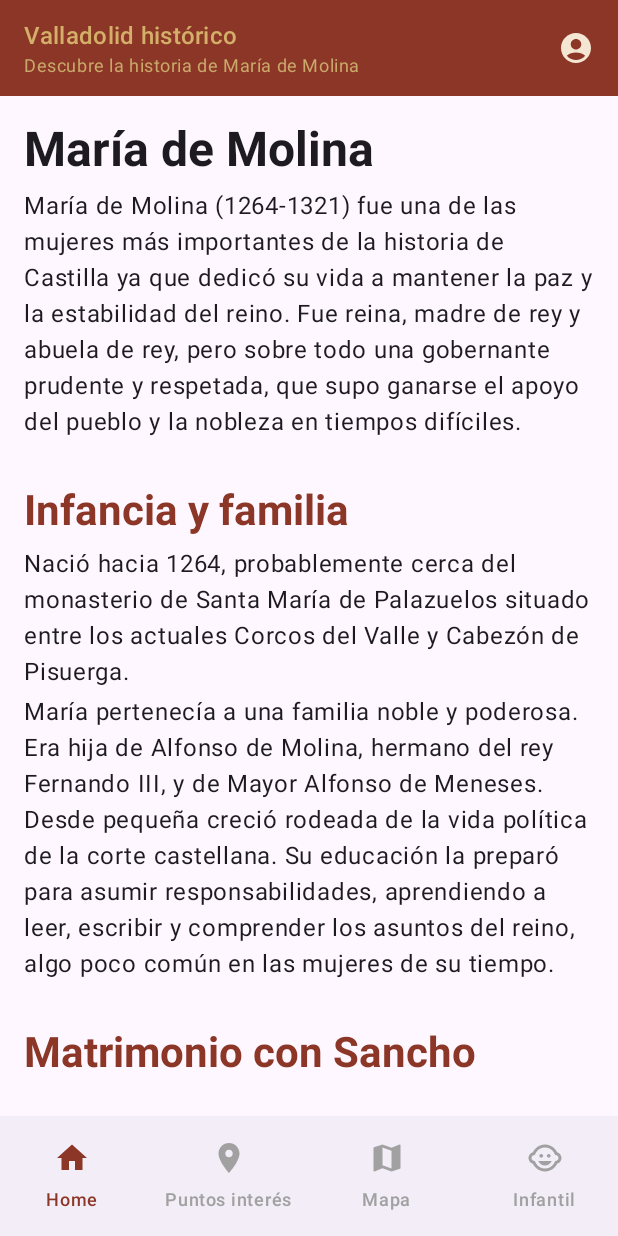
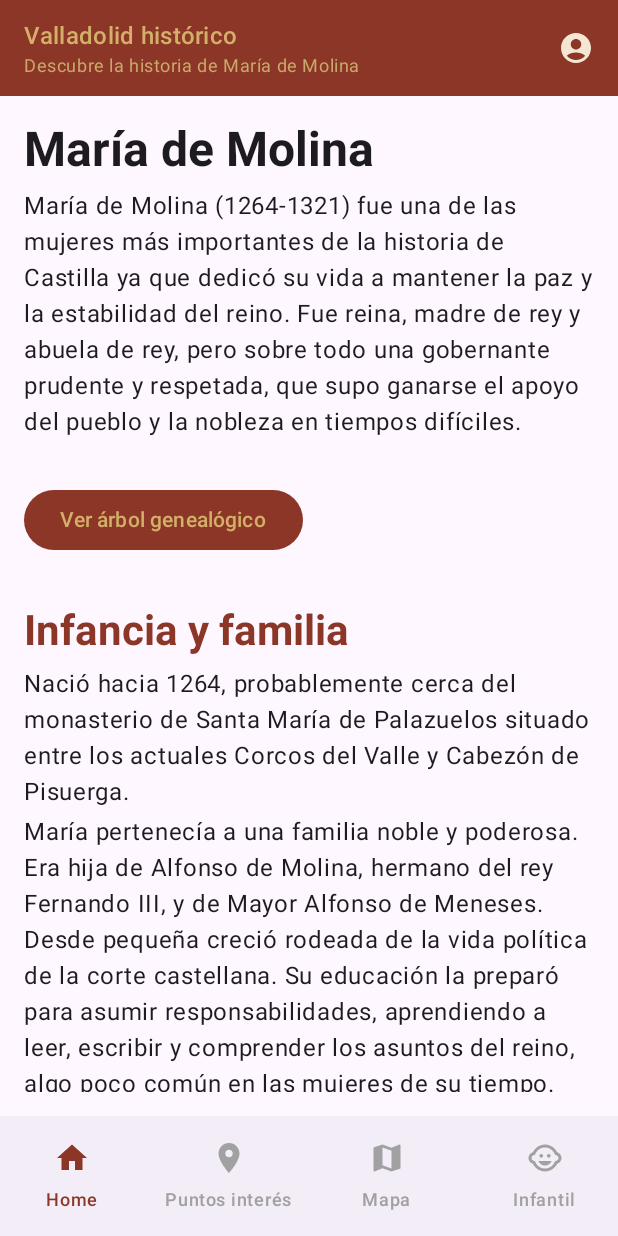
Before and after one commit to gonzalocolina/app-maria-molina, an Android app built with Jetpack Compose: the screen it shows after launch (MainActivity), on a phone screen of 412 x 824 dp. Run offline under Robolectric (Android 15) with nearby library versions, the phone set to English and light mode, and no system bars.

Commit message:
feat: Árbol genealógico implementado

```diff
--- a/app/src/main/java/com/example/mariamolina/ui/navigation/AppNavigation.kt
+++ b/app/src/main/java/com/example/mariamolina/ui/navigation/AppNavigation.kt
@@ -30,6 +30,7 @@ import androidx.navigation.compose.currentBackStackEntryAsState
 import androidx.navigation.compose.rememberNavController
 import com.example.mariamolina.ui.theme.MariaMolinaTheme
 import com.example.mariamolina.ui.screens.home.HomeScreen
+import com.example.mariamolina.ui.screens.home.ImageScreen
 import com.example.mariamolina.ui.screens.kids.KidsScreen
 import com.example.mariamolina.ui.screens.map.MapScreen
 import com.example.mariamolina.ui.screens.pointsOfInterest.PointsOfInterestScreen
@@ -104,7 +105,14 @@ fun AppNavigation() {
             startDestination = Pantalla.Home.ruta,
             modifier = Modifier.padding(innerPadding)
         ) {
-            composable(Pantalla.Home.ruta) { HomeScreen() }
+            composable(Pantalla.Home.ruta) {
+                HomeScreen(onNavigateToImage = { navControllerPrincipal.navigate("image") })
+            }
+            // nueva ruta para la pantalla de imagen
+            composable("image") {
+                ImageScreen(onBackClick = { navControllerPrincipal.popBackStack() })
+            }
+
 
             // 4. ¡CAMBIO! Pasamos el controlador anidado a la pantalla de POI
             composable(Pantalla.PointsOfInterest.ruta) {
--- a/app/src/main/java/com/example/mariamolina/ui/screens/home/HomeScreen.kt
+++ b/app/src/main/java/com/example/mariamolina/ui/screens/home/HomeScreen.kt
@@ -24,7 +24,7 @@ import com.example.mariamolina.ui.theme.MariaMolinaTheme
 // convención de nombres más común.
 
 @Composable
-fun HomeScreen() {
+fun HomeScreen(onNavigateToImage: () -> Unit) {
     LazyColumn(
         modifier = Modifier
             .fillMaxSize()
@@ -43,6 +43,12 @@ fun HomeScreen() {
                     text = stringResource(R.string.home_screen_intro_paragraph),
                     style = MaterialTheme.typography.bodyLarge
                 )
+
+                Spacer(modifier = Modifier.height(16.dp))
+
+                androidx.compose.material3.Button(onClick = onNavigateToImage) {
+                    Text("Ver árbol genealógico")
+                }
 
                 Spacer(modifier = Modifier.height(16.dp))
 
@@ -109,6 +115,6 @@ fun Paragraph(text: String) {
 @Composable
 fun HomeScreenPreview() {
     MariaMolinaTheme {
-        HomeScreen()
+        HomeScreen(onNavigateToImage = {}) // función vacía para el preview
     }
 }
```
Also changed, not shown: app/src/main/java/com/example/mariamolina/ui/screens/home/ImageScreen.kt (added, +37 -0 lines), app/src/main/java/com/example/mariamolina/ui/screens/home/MainHomeScreen.kt (added, +27 -0 lines), app/src/main/res/drawable/arbol.png (added).
